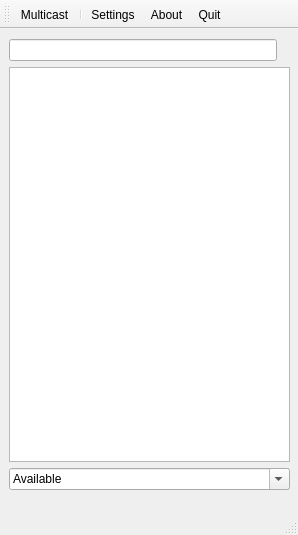
Before: the Qt Designer form src/qommunicate.ui in nikhilm/qommunicate, drawn with Qt 5.
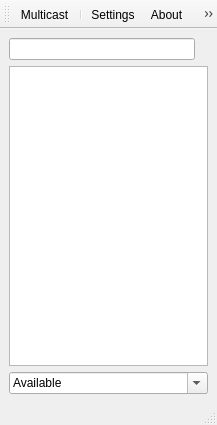
After: the same form once the commit is applied. Icons and pictures are not drawn.

Commit message: Changed UI sizes, added main layouts to allow resizing and removed the play sound and open messages check boxes, since they are useless

```diff
--- a/src/qommunicate.ui
+++ b/src/qommunicate.ui
@@ -5,8 +5,8 @@
    <rect>
     <x>0</x>
     <y>0</y>
-    <width>298</width>
-    <height>535</height>
+    <width>217</width>
+    <height>425</height>
    </rect>
   </property>
   <property name="windowTitle" >
@@ -17,16 +17,12 @@
     <normaloff>:/newPrefix/icons/logo_small.png</normaloff>:/newPrefix/icons/logo_small.png</iconset>
   </property>
   <widget class="QWidget" name="centralwidget" >
-   <widget class="QWidget" name="verticalLayoutWidget" >
-    <property name="geometry" >
-     <rect>
-      <x>9</x>
-      <y>10</y>
-      <width>281</width>
-      <height>451</height>
-     </rect>
-    </property>
+   <layout class="QVBoxLayout" name="verticalLayout_2" >
+    <item>
     <layout class="QVBoxLayout" name="verticalLayout" >
+      <property name="sizeConstraint" >
+       <enum>QLayout::SetNoConstraint</enum>
+      </property>
      <item>
       <layout class="QHBoxLayout" name="horizontalLayout" >
        <item>
@@ -81,7 +77,8 @@
       </widget>
      </item>
     </layout>
-   </widget>
+    </item>
+   </layout>
   </widget>
   <widget class="QStatusBar" name="statusbar" />
   <widget class="QToolBar" name="toolBar" >
```
Lines whose indentation alone changed are shown as unchanged. The commit also changes 4 other files.
